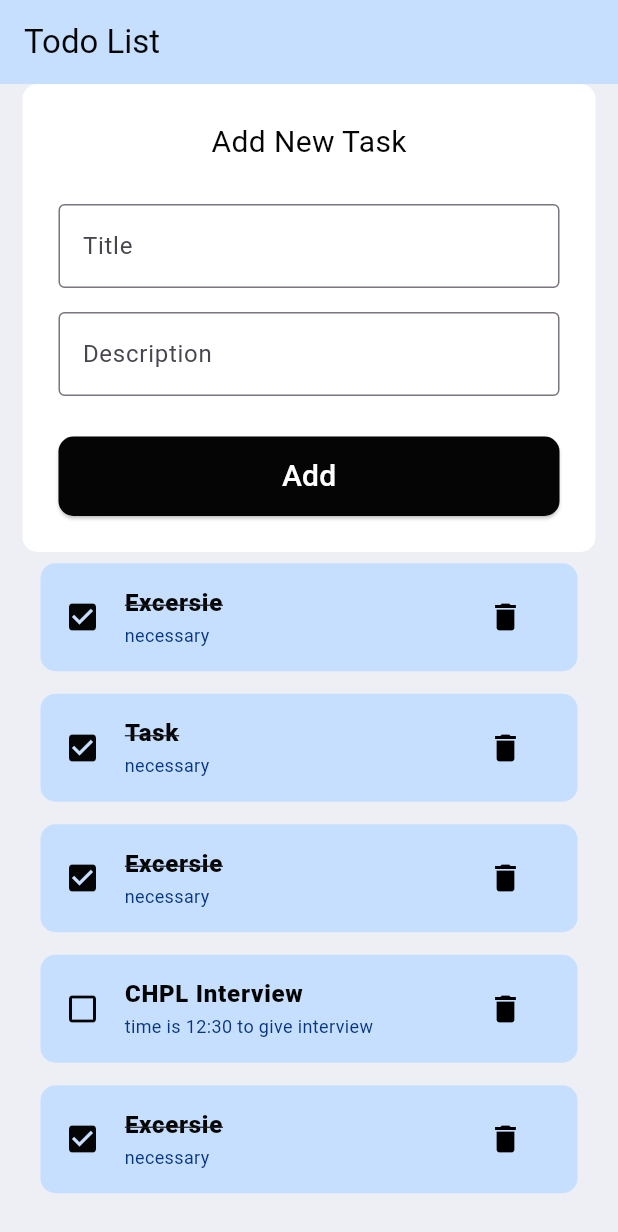
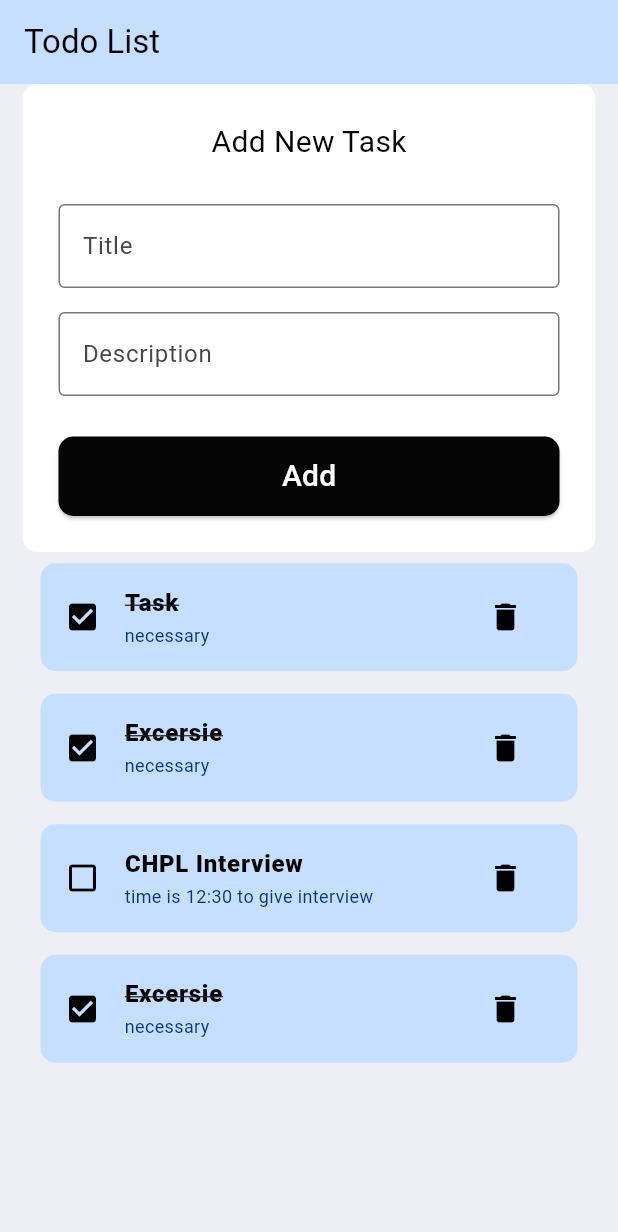
Before and after one commit to kajalmaurya3366/Todo, a Flutter app: the screen it shows after launch, after a tap on the "delete" icon, on a phone screen of 412 x 824 dp. Shown: the top 1232 px of the screen. Run offline on Flutter 3.47's test engine with Material 3 defaults, Android fonts, the phone set to English and light mode, and no system bars.

Commit message:
delete task Item

```diff
--- a/lib/screen/home_screen.dart
+++ b/lib/screen/home_screen.dart
@@ -5,10 +5,16 @@ import 'package:todo_task/screen/widgets/todo_item.dart';
 import 'package:todo_task/utils/constant/colors.dart';
 import 'package:todo_task/utils/constant/texts.dart';
 
-class HomeScreen extends StatelessWidget {
-   HomeScreen({super.key});
+class HomeScreen extends StatefulWidget {
+  const HomeScreen({super.key});
 
+  @override
+  State<HomeScreen> createState() => _HomeScreenState();
+}
+
+class _HomeScreenState extends State<HomeScreen> {
   final todosList = Todo.todoList();
+
   @override
   Widget build(BuildContext context) {
     return Scaffold(
@@ -27,13 +33,32 @@ class HomeScreen extends StatelessWidget {
           AddNewTaskForm(),
 
           // ------------ To do list --------
-          Expanded(child: ListView(children: [
-            for ( Todo todos in todosList)
-            TodoItem(todo: todos),
-
-          ])),
+          Expanded(
+            child: ListView(
+              children: [
+                for (Todo todos in todosList)
+                  TodoItem(
+                    todo: todos,
+                    onTodoChanged: _handleTodoChange,
+                    onDeleteItem: _deleteTodoItem,
+                  ),
+              ],
+            ),
+          ),
         ],
       ),
     );
   }
+
+  void _handleTodoChange(Todo todo) {
+    setState(() {
+      todo.isDone = !todo.isDone;
+    });
+  }
+
+  void _deleteTodoItem(String id) {
+setState(() {
+  todosList.removeWhere((item) => item.id==id);
+
+});  }
 }
--- a/lib/screen/widgets/todo_item.dart
+++ b/lib/screen/widgets/todo_item.dart
@@ -6,8 +6,10 @@ import '../../model/todo.dart';
 
 class TodoItem extends StatelessWidget {
   final Todo todo;
+  final onTodoChanged;
+  final onDeleteItem;
 
-  const TodoItem({super.key, required this.todo});
+  const TodoItem({super.key, required this.todo, this.onTodoChanged, this.onDeleteItem});
 
   @override
   Widget build(BuildContext context) {
@@ -19,7 +21,7 @@ class TodoItem extends StatelessWidget {
       padding: EdgeInsets.symmetric(horizontal: MySizes.btnPadding),
       child: ListTile(
         onTap: () {
-          print('click on item');
+         onTodoChanged(todo);
         },
         shape: RoundedRectangleBorder(
           borderRadius: BorderRadius.circular(MySizes.radius),
@@ -50,7 +52,8 @@ class TodoItem extends StatelessWidget {
         // -------------- delete icon ------------
         trailing: IconButton(
           onPressed: () {
-            print('click on delete icon');
+            // print('click on delete icon');
+            onDeleteItem(todo.id);
           },
           icon: Icon(Icons.delete, color: Colors.black),
         ),
```
